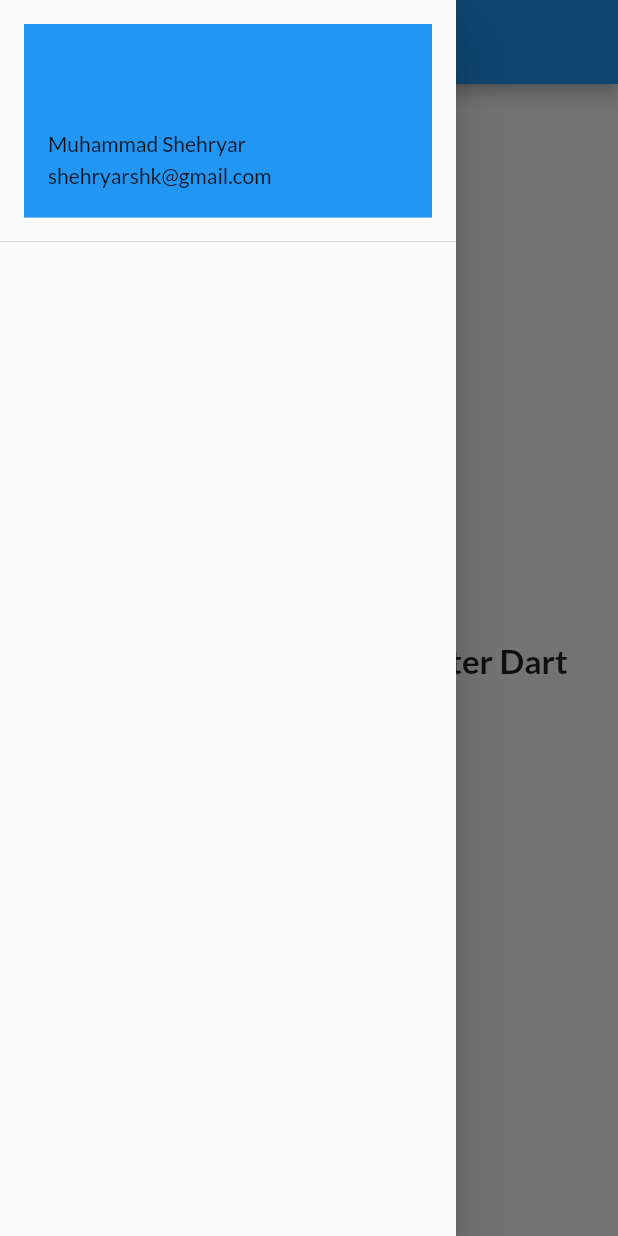
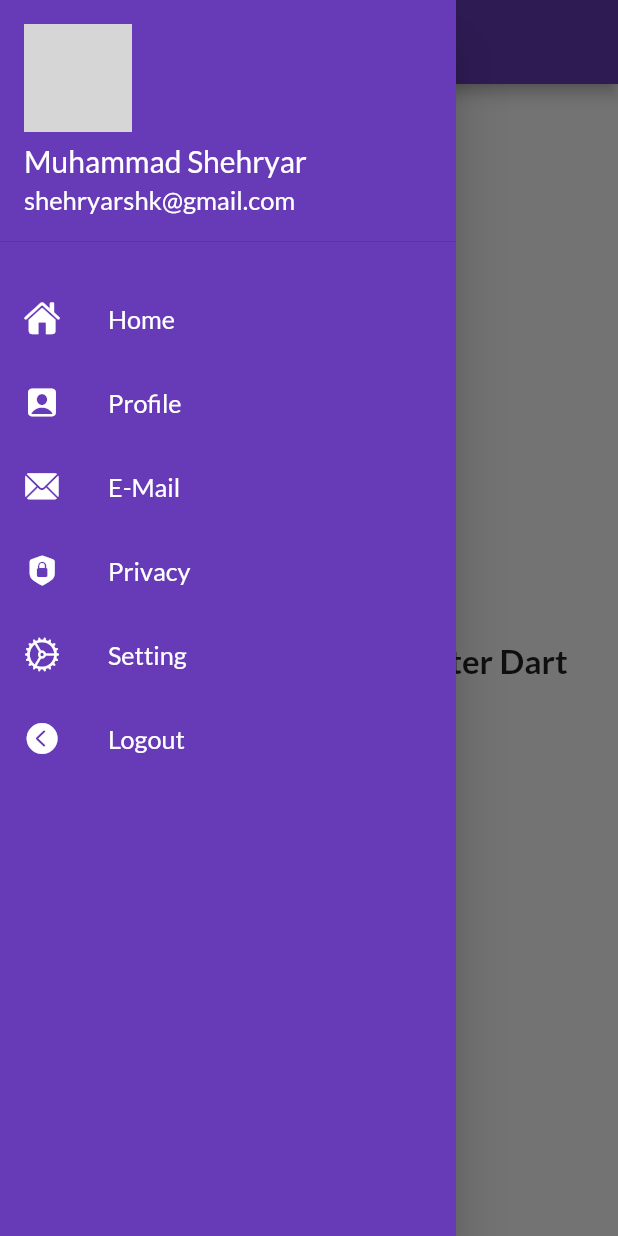
Before and after one commit to Shehryarrr/30daysofFlutter, a Flutter app: the screen it shows after launch, with the side drawer open, on a phone screen of 412 x 824 dp. Run offline on Flutter 3.47's test engine with Material 2 defaults, Android fonts, the phone set to English and light mode, and no system bars; our stand-ins replace google_fonts; network calls fail; grey boxes are pictures that could not be loaded.

Commit message:
Day 9 Completed

```diff
--- a/lib/main.dart
+++ b/lib/main.dart
@@ -18,7 +18,7 @@ class MyApp extends StatelessWidget {
       // home: const HomePage(),
         themeMode: ThemeMode.light,
       theme: ThemeData(
-        primarySwatch: Colors.blue,
+        primarySwatch: Colors.deepPurple,
         fontFamily: GoogleFonts.lato().fontFamily,
         primaryTextTheme:GoogleFonts.latoTextTheme()),
 
--- a/lib/pages/home_page.dart
+++ b/lib/pages/home_page.dart
@@ -11,9 +11,11 @@ class HomePage extends StatelessWidget {
   Widget build(BuildContext context) {
     return Scaffold(
       appBar: AppBar(
+
         title:const Text("Catalog App"),
       ),
       body: Center(
+
           child: Text('Welcome to $days days of Flutter $name', style:const  TextStyle(fontSize: 22,fontWeight:FontWeight.bold),),
       ),
 
--- a/lib/widgets/drawer.dart
+++ b/lib/widgets/drawer.dart
@@ -1,18 +1,76 @@
+import 'package:flutter/cupertino.dart';
 import 'package:flutter/material.dart';
 
-
 class MyDrawer extends StatelessWidget {
-  const MyDrawer({ Key? key }) : super(key: key);
+  const MyDrawer({Key? key}) : super(key: key);
 
   @override
   Widget build(BuildContext context) {
-    return const Drawer(
+    const imageUrl =
+        "https://loveshayariimages.in/wp-content/uploads/2020/09/Sad-Alone-Boy-Images-104.jpg";
+    return Drawer(backgroundColor: Colors.deepPurple,
       child: ListView(
-        children: [
-          DrawerHeader(child: UserAccountsDrawerHeader(accountName: Text("Muhammad Shehryar"), accountEmail: Text("shehryarshk@gmail.com")))
+        children: const [
+          DrawerHeader(
+            padding: EdgeInsets.zero,
+            child: UserAccountsDrawerHeader(
+              margin: EdgeInsets.zero,
+              accountName: Text("Muhammad Shehryar",style: TextStyle(color: Colors.white,fontSize: 20),),
+              accountEmail: Text("shehryarshk@gmail.com",style: TextStyle(color: Colors.white,fontSize: 17)),
+              currentAccountPicture: CircleAvatar(
+                backgroundImage: NetworkImage(imageUrl),
+              ),
+            ),
+          ),
+
+          SizedBox(
+            height: 15,
+          ),
+          ListTile(
+            leading: Icon(CupertinoIcons.house_fill, color: Colors.white,
+            ),
+            title: Text("Home",textScaleFactor: 1.2,
+            style: TextStyle(color: Colors.white,),
+          ),
+          ),
+          ListTile(
+            leading: Icon(CupertinoIcons.person_crop_square_fill, color: Colors.white,
+            ),
+            title: Text("Profile",textScaleFactor: 1.2,
+            style: TextStyle(color: Colors.white,),
+          ),
+          ),
+          ListTile(
+            leading: Icon(CupertinoIcons.mail_solid, color: Colors.white,
+            ),
+            title: Text("E-Mail",textScaleFactor: 1.2,
+            style: TextStyle(color: Colors.white,),
+          ),
+          ),
+          ListTile(
+            leading: Icon(CupertinoIcons.lock_shield_fill, color: Colors.white,
+            ),
+            title: Text("Privacy",textScaleFactor: 1.2,
+            style: TextStyle(color: Colors.white,),
+          ),
+          ),
+          ListTile(
+            leading: Icon(CupertinoIcons.settings, color: Colors.white,
+            ),
+            title: Text("Setting",textScaleFactor: 1.2,
+            style: TextStyle(color: Colors.white,),
+          ),
+          ),
+          ListTile(
+            leading: Icon(CupertinoIcons.chevron_left_circle_fill, color: Colors.white,
+            ),
+            title: Text("Logout",textScaleFactor: 1.2,
+            style: TextStyle(color: Colors.white,),
+          ),
+          ),
         ],
+
       ),
-
     );
   }
 }
```
